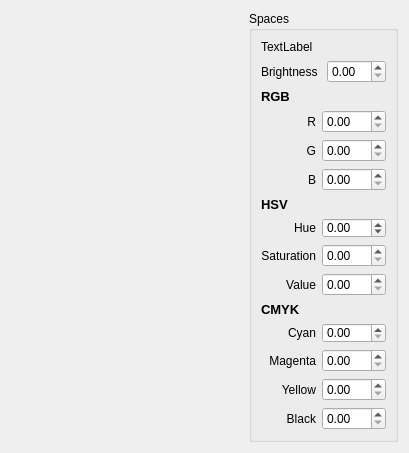
Before: the Qt Designer form src/qt-frontend/widgets/TristimulusColorPicker/tristimuluscolorpicker.ui in phresnel/picogen, drawn with Qt 5.
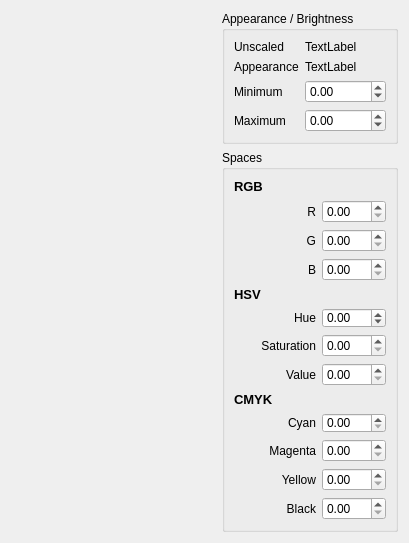
After: the same form once the commit is applied. Custom widgets are drawn as their Qt base class.

Commit message: remove brightness, have min+max in TrPicker; also, have a scaled preview

Patch:
```diff
--- a/src/qt-frontend/widgets/TristimulusColorPicker/tristimuluscolorpicker.ui
+++ b/src/qt-frontend/widgets/TristimulusColorPicker/tristimuluscolorpicker.ui
@@ -7,7 +7,7 @@
     <x>0</x>
     <y>0</y>
     <width>409</width>
-    <height>385</height>
+    <height>504</height>
    </rect>
   </property>
   <property name="windowTitle">
@@ -25,32 +25,94 @@
     </widget>
    </item>
    <item>
+    <layout class="QVBoxLayout" name="verticalLayout_2">
+     <item>
+      <widget class="QGroupBox" name="groupBox_2">
+       <property name="minimumSize">
+        <size>
+         <width>0</width>
+         <height>0</height>
+        </size>
+       </property>
+       <property name="title">
+        <string>Appearance / Brightness</string>
+       </property>
+       <layout class="QVBoxLayout" name="verticalLayout_3">
+        <item>
+         <layout class="QFormLayout" name="formLayout">
+          <item row="0" column="0">
+           <widget class="QLabel" name="label_7">
+            <property name="text">
+             <string>Unscaled</string>
+            </property>
+           </widget>
+          </item>
+          <item row="0" column="1">
+           <widget class="QLabel" name="colorPreview">
+            <property name="text">
+             <string>TextLabel</string>
+            </property>
+           </widget>
+          </item>
+          <item row="1" column="1">
+           <widget class="QLabel" name="scaledColorPreview">
+            <property name="text">
+             <string>TextLabel</string>
+            </property>
+           </widget>
+          </item>
+          <item row="1" column="0">
+           <widget class="QLabel" name="label_8">
+            <property name="text">
+             <string>Appearance</string>
+            </property>
+           </widget>
+          </item>
+          <item row="2" column="1">
+           <widget class="QDoubleSpinBox" name="spinMin">
+            <property name="minimum">
+             <double>-99999.000000000000000</double>
+            </property>
+            <property name="maximum">
+             <double>99999.000000000000000</double>
+            </property>
+           </widget>
+          </item>
+          <item row="3" column="1">
+           <widget class="QDoubleSpinBox" name="spinMax">
+            <property name="minimum">
+             <double>-99999.000000000000000</double>
+            </property>
+            <property name="maximum">
+             <double>99999.000000000000000</double>
+            </property>
+           </widget>
+          </item>
+          <item row="2" column="0">
+           <widget class="QLabel" name="label_9">
+            <property name="text">
+             <string>Minimum</string>
+            </property>
+           </widget>
+          </item>
+          <item row="3" column="0">
+           <widget class="QLabel" name="label_10">
+            <property name="text">
+             <string>Maximum</string>
+            </property>
+           </widget>
+          </item>
+         </layout>
+        </item>
+       </layout>
+      </widget>
+     </item>
+     <item>
     <widget class="QGroupBox" name="groupBox">
      <property name="title">
       <string>Spaces</string>
      </property>
      <layout class="QVBoxLayout" name="verticalLayout">
-      <item>
-       <widget class="QLabel" name="colorPreview">
-        <property name="text">
-         <string>TextLabel</string>
-        </property>
-       </widget>
-      </item>
-      <item>
-       <layout class="QHBoxLayout" name="horizontalLayout_2">
-        <item>
-         <widget class="QLabel" name="label_7">
-          <property name="text">
-           <string>Brightness</string>
-          </property>
-         </widget>
-        </item>
-        <item>
-         <widget class="QDoubleSpinBox" name="spinBrightness"/>
-        </item>
-       </layout>
-      </item>
       <item>
        <layout class="QGridLayout" name="gridLayout">
         <item row="1" column="1">
@@ -456,6 +518,8 @@
       </item>
      </layout>
     </widget>
+     </item>
+    </layout>
    </item>
   </layout>
  </widget>
```
Lines whose indentation alone changed are shown as unchanged. The commit also changes 4 other files.
